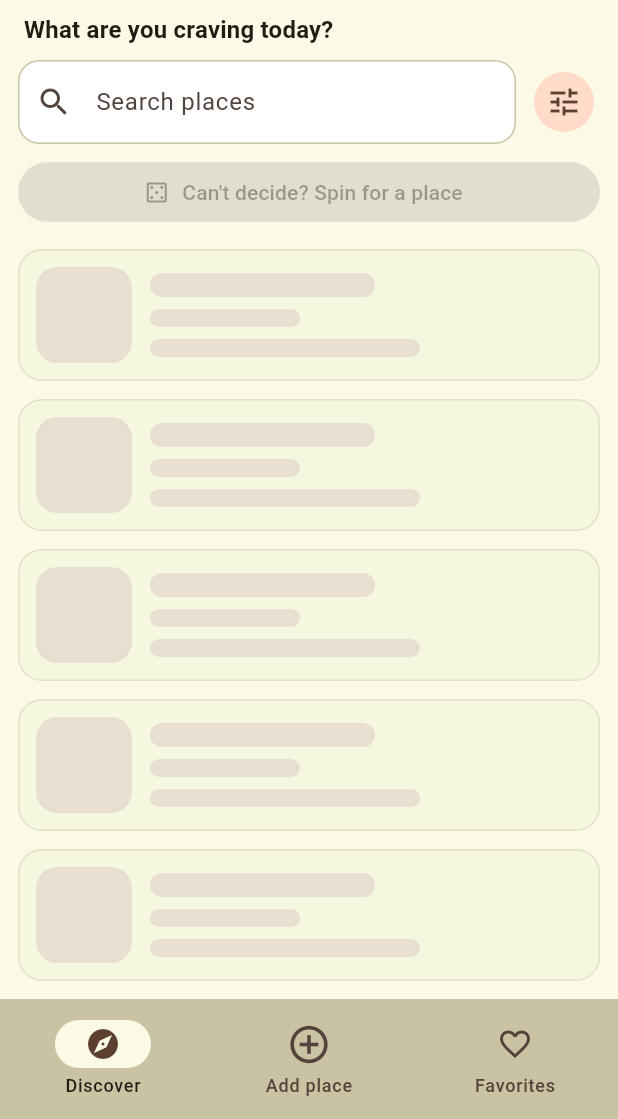
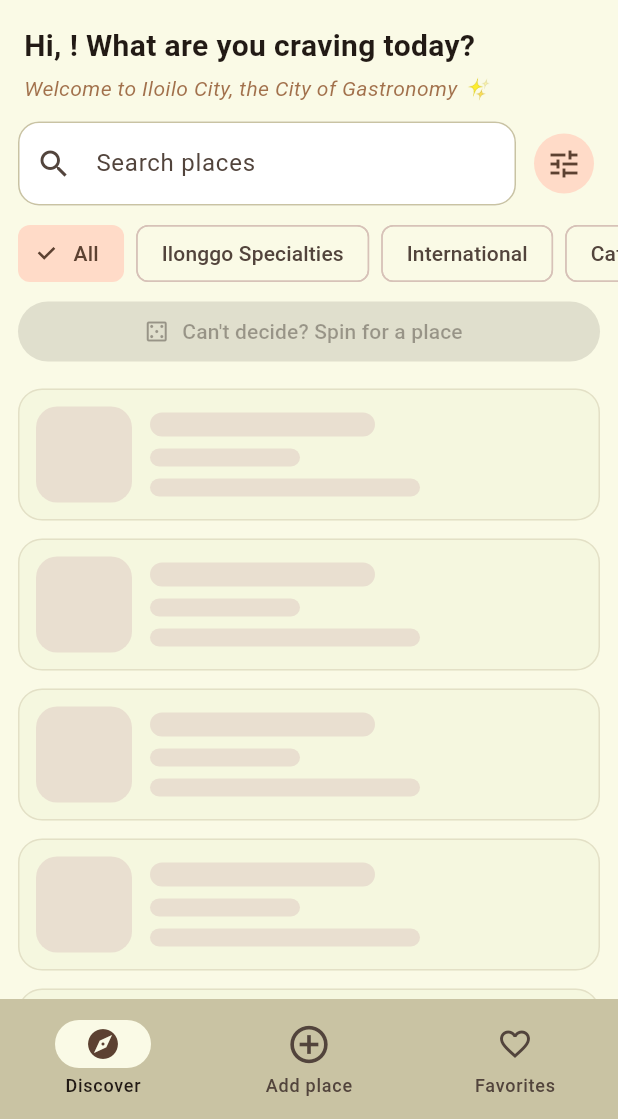
Before and after one commit to chloorophyll/Nameat---Flutter-App, a Flutter app: the HomeShell screen opened directly, on a phone screen of 412 x 824 dp, the part 117-1236 px from its top. Run offline on Flutter 3.47's test engine with Material 3 defaults, Android fonts, the light colour scheme and no system bars; our stand-ins replace google_fonts, image_picker, shared_preferences; accounts and stored records are empty.

Commit message:
Add category filter chips, expand international and fast food matching, and update discover screen layout

```diff
--- a/lib/screens/discover_screen.dart
+++ b/lib/screens/discover_screen.dart
@@ -20,19 +20,30 @@ class DiscoverScreen extends StatelessWidget {
 
     return Scaffold(
       body: Column(
+        crossAxisAlignment: CrossAxisAlignment.start,
         children: [
           Padding(
-            padding: const EdgeInsets.fromLTRB(16, 8, 16, 4),
-            child: Align(
-              alignment: Alignment.centerLeft,
-              child: Text(
-                name.isEmpty
-                    ? 'What are you craving today?'
-                    : 'Hi, $name! What are you craving today?',
-                style: Theme.of(
-                  context,
-                ).textTheme.titleMedium?.copyWith(fontWeight: FontWeight.w700),
-              ),
+            padding: const EdgeInsets.fromLTRB(16, 16, 16, 8),
+            child: Column(
+              crossAxisAlignment: CrossAxisAlignment.start,
+              children: [
+                Text(
+                  'Hi, $name! What are you craving today?',
+                  style: const TextStyle(
+                    fontSize: 20,
+                    fontWeight: FontWeight.bold,
+                  ),
+                ),
+                const SizedBox(height: 4),
+                Text(
+                  'Welcome to Iloilo City, the City of Gastronomy ✨',
+                  style: TextStyle(
+                    fontSize: 14,
+                    color: Theme.of(context).colorScheme.primary.withValues(alpha: 0.8),
+                    fontStyle: FontStyle.italic,
+                  ),
+                ),
+              ],
             ),
           ),
           Padding(
@@ -64,17 +75,39 @@ class DiscoverScreen extends StatelessWidget {
               ],
             ),
           ),
+          // Category Quick-Filter Chips
           Padding(
-            padding: const EdgeInsets.fromLTRB(12, 0, 12, 8),
+            padding: const EdgeInsets.symmetric(vertical: 4),
+            child: SizedBox(
+              height: 40,
+              child: ListView(
+                scrollDirection: Axis.horizontal,
+                padding: const EdgeInsets.symmetric(horizontal: 12),
+                children: [
+                  _buildCategoryChip(context, provider, 'All', null),
+                  const SizedBox(width: 8),
+                  _buildCategoryChip(context, provider, 'Ilonggo Specialties', 'ilonggo'),
+                  const SizedBox(width: 8),
+                  _buildCategoryChip(context, provider, 'International', 'international'),
+                  const SizedBox(width: 8),
+                  _buildCategoryChip(context, provider, 'Cafes & Bakery', 'cafe'),
+                  const SizedBox(width: 8),
+                  _buildCategoryChip(context, provider, 'Fast Food', 'fast food'),
+                ],
+              ),
+            ),
+          ),
+          Padding(
+            padding: const EdgeInsets.fromLTRB(12, 4, 12, 8),
             child: SizedBox(
               width: double.infinity,
               child: FilledButton.tonalIcon(
                 onPressed: provider.status == LoadStatus.success
                     ? () => showModalBottomSheet(
-                        context: context,
-                        isScrollControlled: true,
-                        builder: (_) => RouletteSheet(places: provider.places),
-                      )
+                          context: context,
+                          isScrollControlled: true,
+                          builder: (_) => RouletteSheet(places: provider.places),
+                        )
                     : null,
                 icon: const Icon(Icons.casino_outlined),
                 label: const Text("Can't decide? Spin for a place"),
@@ -84,6 +117,20 @@ class DiscoverScreen extends StatelessWidget {
           Expanded(child: _buildBody(context, provider)),
         ],
       ),
+    );
+  }
+
+  Widget _buildCategoryChip(BuildContext context, PlacesProvider provider, String label, String? cuisineValue) {
+    final isSelected = cuisineValue == null
+        ? provider.cuisineFilter == null
+        : provider.cuisineFilter == cuisineValue;
+
+    return ChoiceChip(
+      label: Text(label),
+      selected: isSelected,
+      onSelected: (selected) {
+        provider.setCuisineFilter(selected ? cuisineValue : null);
+      },
     );
   }
 
--- a/lib/screens/home_shell.dart
+++ b/lib/screens/home_shell.dart
@@ -14,7 +14,7 @@ class HomeShell extends StatefulWidget {
 }
 
 class _HomeShellState extends State<HomeShell> {
-  int _page = 0; // 0 = Discover, 1 = Favorites
+  int _page = 0;
 
   int get _barIndex => _page == 0 ? 0 : 2;
 
```
Also changed, not shown: lib/providers/places_provider.dart (+31 -12 lines).
